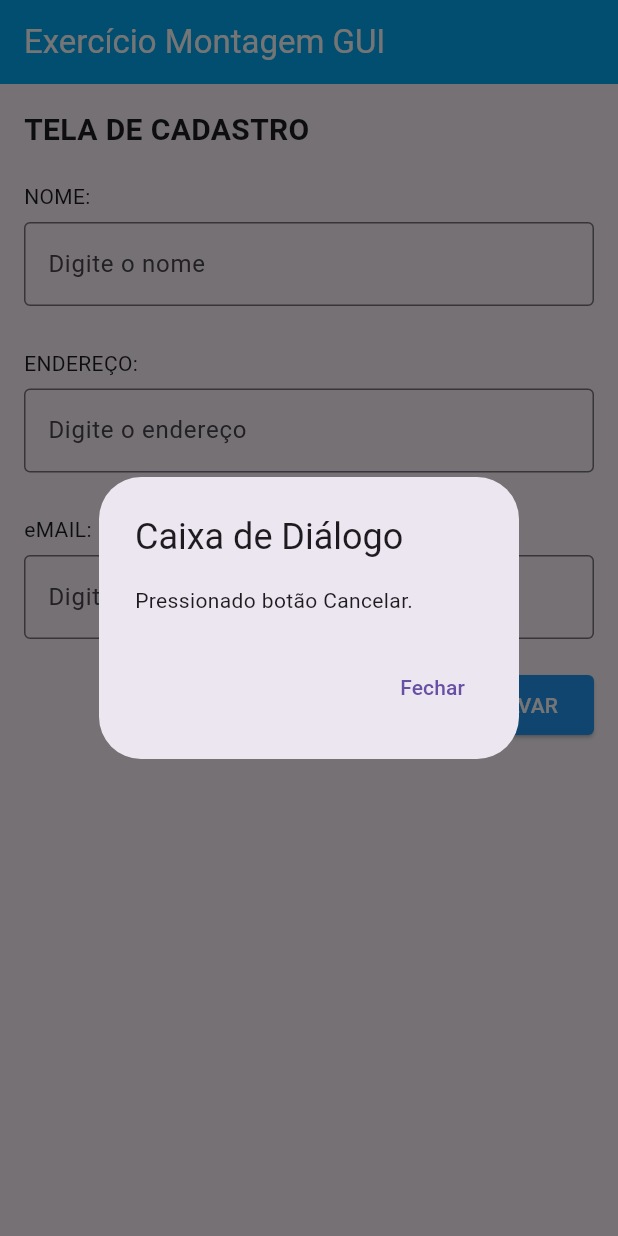
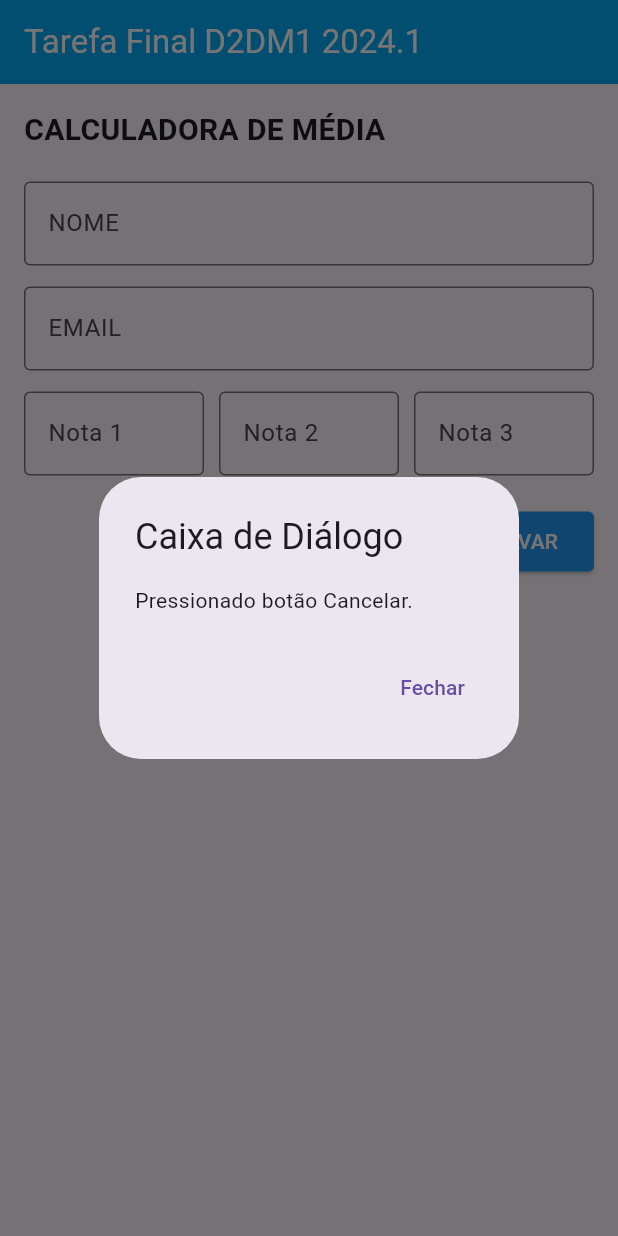
Before and after one commit to Rodorush/Calculadora-de-M-dia, a Flutter app: the screen it shows after launch, after a tap on "CANCELAR", on a phone screen of 412 x 824 dp. Run offline on Flutter 3.47's test engine with Material 3 defaults, Android fonts, the phone set to English and light mode, and no system bars.

Commit message:
Removendo constantes e ajustando campos

```diff
--- a/lib/main.dart
+++ b/lib/main.dart
@@ -13,59 +13,75 @@ class MyApp extends StatelessWidget {
 }
 
 class AverageCalculator extends StatefulWidget {
-
   @override
-  State<StatefulWidget> createState() => _AverageCalculatorState();
+  _AverageCalculatorState createState() => _AverageCalculatorState();
 }
 
 class _AverageCalculatorState extends State<AverageCalculator> {
-
   @override
   Widget build(BuildContext context) {
     return Scaffold(
       appBar: AppBar(
-        title: const Text('Exercício Montagem GUI'),
+        title: Text('Tarefa Final D2DM1 2024.1'),
         backgroundColor: Colors.lightBlue,
         foregroundColor: Colors.white,
       ),
       body: SingleChildScrollView(
-        child: Padding(
-          padding: const EdgeInsets.all(16.0),
+        padding: EdgeInsets.all(16.0),
         child: Column(
           crossAxisAlignment: CrossAxisAlignment.start,
           children: <Widget>[
-              const Text(
-                'TELA DE CADASTRO',
+            Text(
+              'CALCULADORA DE MÉDIA',
               style: TextStyle(fontSize: 20, fontWeight: FontWeight.bold),
             ),
-              const SizedBox(height: 20),
-              const Text('NOME:'),
-              const SizedBox(height: 7),
-              const TextField(
+            SizedBox(height: 20),
+            TextField(
               decoration: InputDecoration(
                 border: OutlineInputBorder(),
-                    labelText: 'Digite o nome'
+                labelText: 'NOME',
               ),
             ),
-              const SizedBox(height: 28),
-              const Text('ENDEREÇO:'),
-              const SizedBox(height: 7),
-              const TextField(
+            SizedBox(height: 14),
+            TextField(
               decoration: InputDecoration(
                 border: OutlineInputBorder(),
-                  labelText: 'Digite o endereço',
+                labelText: 'EMAIL',
               ),
             ),
-              const SizedBox(height: 28),
-              const Text('eMAIL:'),
-              const SizedBox(height: 7),
-              const TextField(
+            SizedBox(height: 14),
+            Row(
+              mainAxisAlignment: MainAxisAlignment.spaceBetween,
+              children: <Widget>[
+                Flexible(
+                  child: TextField(
                     decoration: InputDecoration(
                       border: OutlineInputBorder(),
-                  labelText: 'Digite o email',
+                      labelText: 'Nota 1',
                     ),
                   ),
-              const SizedBox(height: 20),
+                ),
+                SizedBox(width: 10),
+                Flexible(
+                  child: TextField(
+                    decoration: InputDecoration(
+                      border: OutlineInputBorder(),
+                      labelText: 'Nota 2',
+                    ),
+                  ),
+                ),
+                SizedBox(width: 10),
+                Flexible(
+                  child: TextField(
+                    decoration: InputDecoration(
+                      border: OutlineInputBorder(),
+                      labelText: 'Nota 3',
+                    ),
+                  ),
+                ),
+              ],
+            ),
+            SizedBox(height: 20),
             Row(
               mainAxisAlignment: MainAxisAlignment.end,
               children: <Widget>[
@@ -73,41 +89,36 @@ class _AverageCalculatorState extends State<AverageCalculator> {
                   onPressed: () {
                     _mostrarDialogo(context, 'Cancelar');
                   },
-                    style: ButtonStyle(
-                        backgroundColor: MaterialStateProperty.all<Color>(Colors.blue),
-                        shape: MaterialStateProperty.all<OutlinedBorder>(
-                            const RoundedRectangleBorder(
-                                borderRadius: BorderRadius.all(
-                                  Radius.circular(4.0),
-                                )
-                            )
-                        )
+                  style: ElevatedButton.styleFrom(
+                    primary: Colors.blue,
+                    shape: RoundedRectangleBorder(
+                      borderRadius: BorderRadius.circular(4.0),
                     ),
-                    child: const Text('CANCELAR',
-                        style: TextStyle(color: Colors.white)),
                   ),
-                  const SizedBox(width: 20),
+                  child: Text(
+                    'CANCELAR',
+                    style: TextStyle(color: Colors.white),
+                  ),
+                ),
+                SizedBox(width: 20),
                 ElevatedButton(
                   onPressed: () {
                     _mostrarDialogo(context, 'Salvar');
                   },
-                    style: ButtonStyle(
-                        backgroundColor: MaterialStateProperty.all<Color>(Colors.blue),
-                        shape: MaterialStateProperty.all<OutlinedBorder>(
-                            const RoundedRectangleBorder(
-                                borderRadius: BorderRadius.all(
-                                  Radius.circular(4.0),
-                                )
-                            )
-                        )
+                  style: ElevatedButton.styleFrom(
+                    primary: Colors.blue,
+                    shape: RoundedRectangleBorder(
+                      borderRadius: BorderRadius.circular(4.0),
                     ),
-                    child: const Text('SALVAR',
-                        style: TextStyle(color: Colors.white)),
+                  ),
+                  child: Text(
+                    'SALVAR',
+                    style: TextStyle(color: Colors.white),
+                  ),
                 ),
               ],
             ),
           ],
-          ),
         ),
       ),
     );
@@ -118,14 +129,14 @@ class _AverageCalculatorState extends State<AverageCalculator> {
       context: context,
       builder: (BuildContext context) {
         return AlertDialog(
-          title: const Text('Caixa de Diálogo'),
+          title: Text('Caixa de Diálogo'),
           content: Text('Pressionado botão $acao.'),
           actions: [
             TextButton(
               onPressed: () {
                 Navigator.of(context).pop();
               },
-              child: const Text('Fechar'),
+              child: Text('Fechar'),
             ),
           ],
         );
```
Lines whose indentation alone changed are shown as unchanged.
